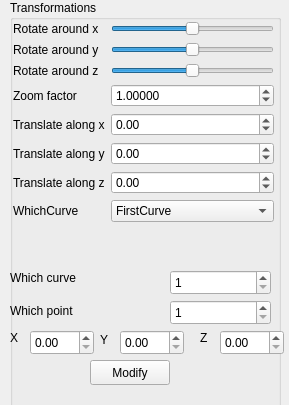
First picture: the form in QtFramework/GUI/SideWidget.ui, repository kjozsef84/Grafika, before the edit.
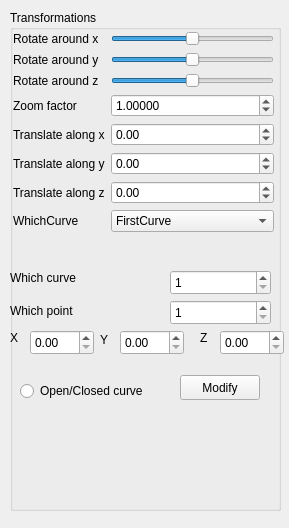
Second picture: the form after the edit.

```diff
--- a/QtFramework/GUI/SideWidget.ui
+++ b/QtFramework/GUI/SideWidget.ui
@@ -7,7 +7,7 @@
     <x>0</x>
     <y>0</y>
     <width>289</width>
-    <height>405</height>
+    <height>528</height>
    </rect>
   </property>
   <property name="sizePolicy">
@@ -29,9 +29,9 @@
    <property name="geometry">
     <rect>
      <x>10</x>
-     <y>0</y>
+     <y>10</y>
      <width>271</width>
-     <height>411</height>
+     <height>501</height>
     </rect>
    </property>
    <property name="title">
@@ -43,7 +43,7 @@
       <x>3</x>
       <y>21</y>
       <width>261</width>
-      <height>371</height>
+      <height>341</height>
      </rect>
     </property>
     <layout class="QFormLayout" name="formLayout">
@@ -258,8 +258,8 @@
    <widget class="QPushButton" name="button1">
     <property name="geometry">
      <rect>
-      <x>80</x>
-      <y>360</y>
+      <x>170</x>
+      <y>365</y>
       <width>80</width>
       <height>25</height>
      </rect>
@@ -268,6 +268,19 @@
      <string>Modify</string>
     </property>
    </widget>
+   <widget class="QRadioButton" name="radioButtonOpeClosedCurve">
+    <property name="geometry">
+     <rect>
+      <x>10</x>
+      <y>370</y>
+      <width>141</width>
+      <height>22</height>
+     </rect>
+    </property>
+    <property name="text">
+     <string>Open/Closed curve</string>
+    </property>
+   </widget>
   </widget>
   <widget class="QSpinBox" name="curveSpinBox">
    <property name="geometry">
```
